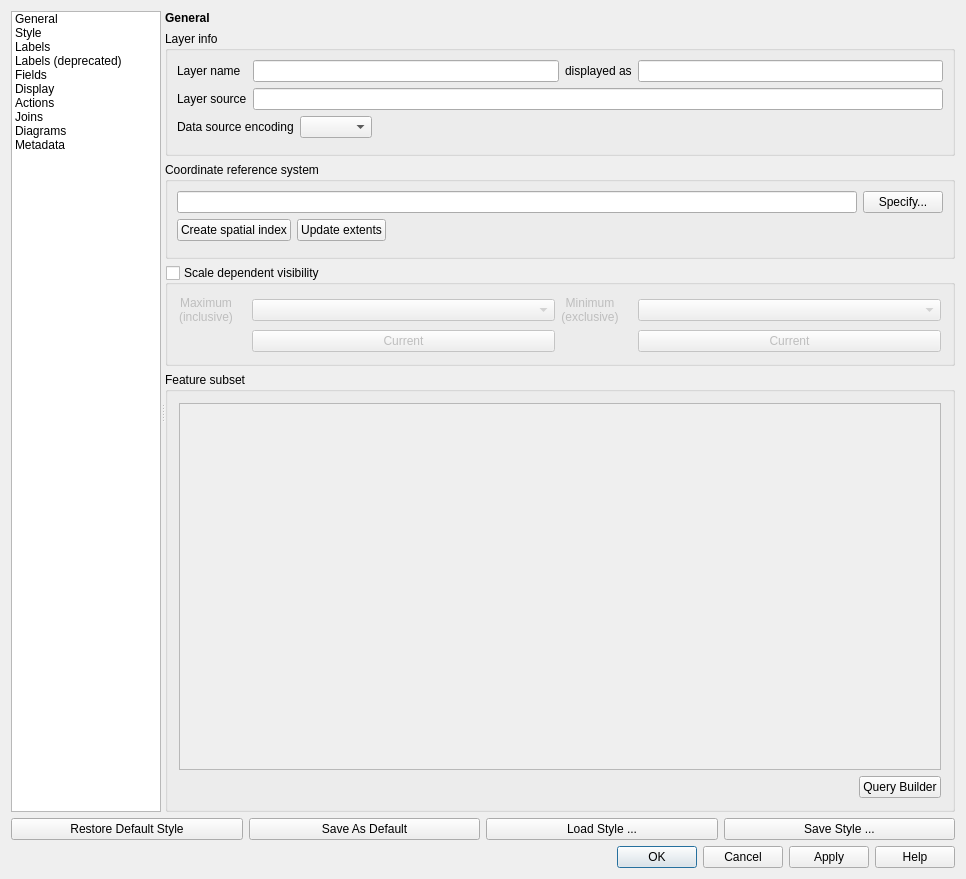
qgis/QGIS, file src/ui/qgsvectorlayerpropertiesbase.ui: the form before one commit.
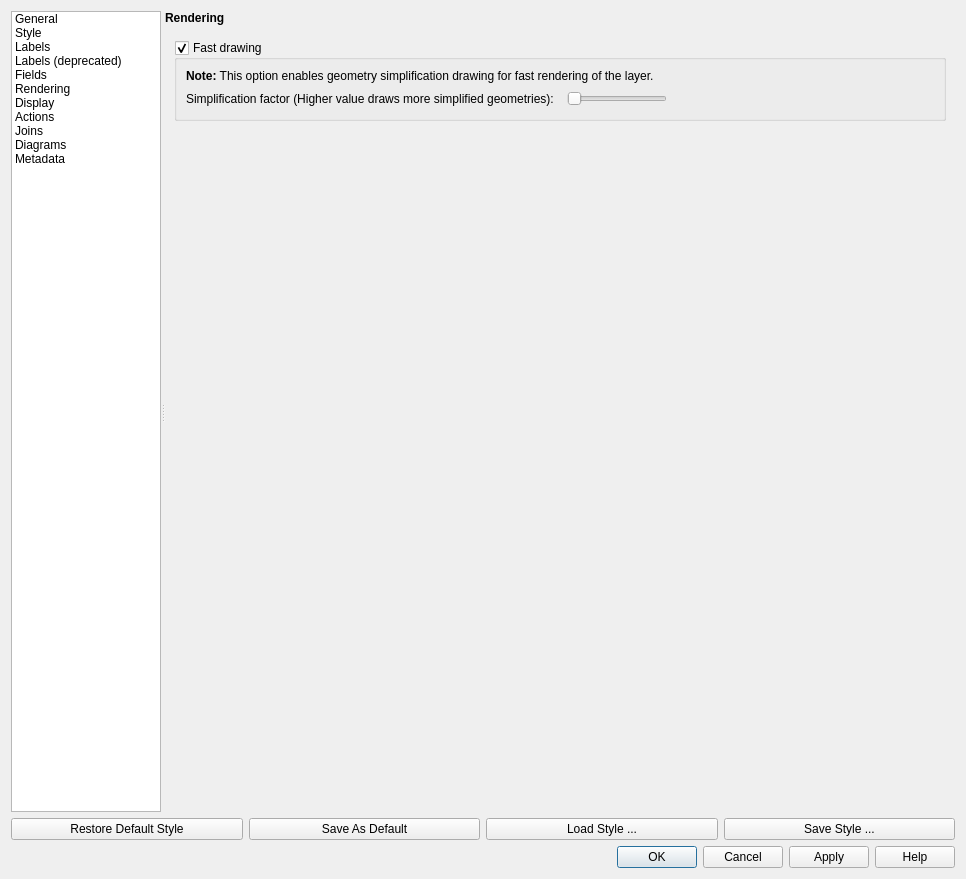
The form after the commit. The open tabs and pages were chosen to show the change. Icons and pictures are not drawn. Custom widgets are drawn as their Qt base class.

Commit message:
Feature  #8725: Show configuration option
Shows a new rendering tab in the layer options form for configure the
drawing simplification.

Patch:
```diff
--- a/src/ui/qgsvectorlayerpropertiesbase.ui
+++ b/src/ui/qgsvectorlayerpropertiesbase.ui
@@ -144,6 +144,18 @@
             <normaloff>:/images/themes/default/propertyicons/attributes.png</normaloff>:/images/themes/default/propertyicons/attributes.png</iconset>
           </property>
          </item>
+         <item>
+          <property name="text">
+           <string>Rendering</string>
+          </property>
+          <property name="toolTip">
+           <string>Rendering</string>
+          </property>
+          <property name="icon">
+           <iconset resource="../../images/images.qrc">
+            <normaloff>:/images/themes/default/propertyicons/rendering.png</normaloff>:/images/themes/default/propertyicons/rendering.png</iconset>
+          </property>
+         </item>
          <item>
           <property name="text">
            <string>Display</string>
@@ -895,6 +907,143 @@
            </item>
           </layout>
          </widget>
+         <widget class="QWidget" name="mOptsPage_Rendering">
+          <layout class="QVBoxLayout" name="verticalLayout_19">
+           <property name="margin">
+            <number>0</number>
+           </property>
+           <item>
+            <widget class="QLabel" name="label_15">
+             <property name="styleSheet">
+              <string notr="true">font-weight:bold;</string>
+             </property>
+             <property name="text">
+              <string>Rendering</string>
+             </property>
+            </widget>
+           </item>
+           <item>
+            <widget class="QScrollArea" name="scrollArea_19">
+             <property name="frameShape">
+              <enum>QFrame::NoFrame</enum>
+             </property>
+             <property name="widgetResizable">
+              <bool>true</bool>
+             </property>
+             <widget class="QWidget" name="scrollAreaWidgetContents_19">
+              <property name="geometry">
+               <rect>
+                <x>0</x>
+                <y>0</y>
+                <width>794</width>
+                <height>780</height>
+               </rect>
+              </property>
+              <layout class="QVBoxLayout" name="verticalLayout_32">
+               <item>
+                <widget class="QGroupBox" name="mSimplifyDrawingGroupBox">
+                 <property name="title">
+                  <string>Fast drawing</string>
+                 </property>
+                 <property name="checkable">
+                  <bool>true</bool>
+                 </property>
+                 <layout class="QGridLayout" name="_12">
+                  <item row="0" column="1" colspan="5">
+                   <widget class="QLabel" name="label_16">
+                    <property name="sizePolicy">
+                     <sizepolicy hsizetype="Preferred" vsizetype="Preferred">
+                      <horstretch>0</horstretch>
+                      <verstretch>0</verstretch>
+                     </sizepolicy>
+                    </property>
+                    <property name="text">
+                     <string>&lt;b&gt;Note:&lt;/b&gt; This option enables geometry simplification drawing for fast rendering of the layer.</string>
+                    </property>
+                    <property name="margin">
+                     <number>2</number>
+                    </property>
+                   </widget>
+                  </item>
+                  <item row="7" column="1">
+                   <widget class="QLabel" name="label_17">
+                    <property name="text">
+                     <string>Simplification factor (Higher value draws more simplified geometries):  </string>
+                    </property>
+                    <property name="margin">
+                     <number>2</number>
+                    </property>
+                   </widget>
+                  </item>
+                  <item row="7" column="2">
+                   <widget class="QSlider" name="mSimplifyDrawingSlider">
+                    <property name="maximumSize">
+                     <size>
+                      <width>100</width>
+                      <height>16777215</height>
+                     </size>
+                    </property>
+                    <property name="toolTip">
+                     <string>Higher value draws more simplified geometries</string>
+                    </property>
+                    <property name="maximum">
+                     <number>20</number>
+                    </property>
+                    <property name="minimum">
+                     <number>0</number>
+                    </property>
+                    <property name="value">
+                     <number>0</number>
+                    </property>
+                    <property name="tracking">
+                     <bool>true</bool>
+                    </property>
+                    <property name="orientation">
+                     <enum>Qt::Horizontal</enum>
+                    </property>
+                    <property name="invertedAppearance">
+                     <bool>false</bool>
+                    </property>
+                    <property name="invertedControls">
+                     <bool>false</bool>
+                    </property>
+                   </widget>
+                  </item>
+                  <item row="7" column="3">
+                   <spacer name="horizontalSpacer_6">
+                    <property name="orientation">
+                     <enum>Qt::Horizontal</enum>
+                    </property>
+                    <property name="sizeHint" stdset="0">
+                     <size>
+                      <width>40</width>
+                      <height>20</height>
+                     </size>
+                    </property>
+                   </spacer>
+                  </item>
+                 </layout>
+                </widget>
+               </item>
+               <item>
+                <spacer name="verticalSpacer_6">
+                 <property name="orientation">
+                  <enum>Qt::Vertical</enum>
+                 </property>
+                 <property name="sizeHint" stdset="0">
+                  <size>
+                   <width>20</width>
+                   <height>40</height>
+                  </size>
+                 </property>
+                </spacer>
+               </item>
+              </layout>
+             </widget>
+            </widget>
+           </item>
+          </layout>
+         </widget>
          <widget class="QWidget" name="mOptsPage_Display">
           <layout class="QVBoxLayout" name="verticalLayout_25">
            <property name="margin">
```
The commit also changes 3 other files.
